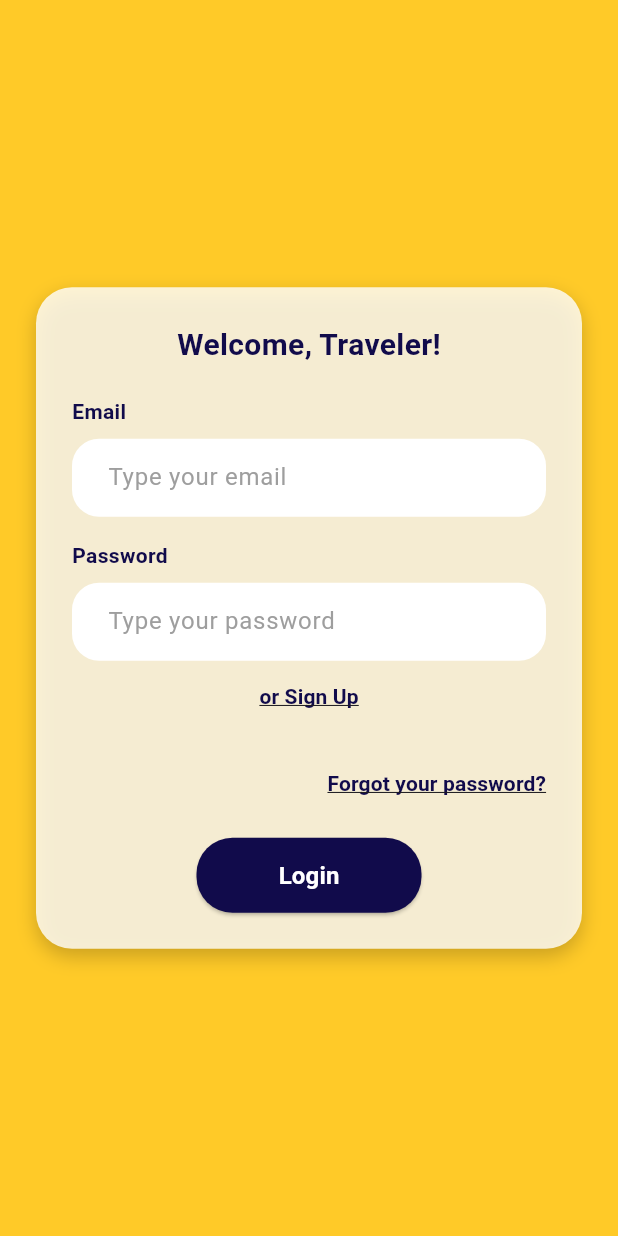
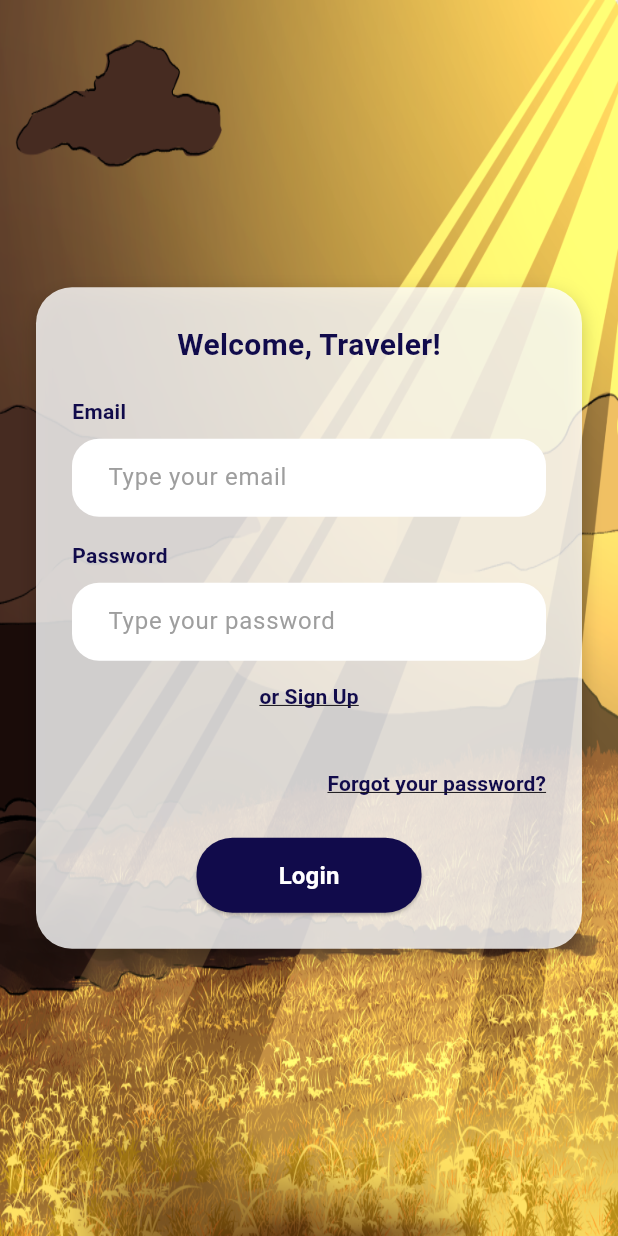
Before and after one commit to UCF-GroupProj/poosd-monorepo, a Flutter app: the screen it shows after launch, on a phone screen of 412 x 824 dp. Run offline on Flutter 3.47's test engine with Material 3 defaults, Android fonts, the phone set to English and light mode, and no system bars; our stand-ins replace carousel_slider; missing offline and left inert: flutter_scroll_shadow.

Commit message:
Maybe images work?

```diff
--- a/apps/mobile/lib/pages/page_login.dart
+++ b/apps/mobile/lib/pages/page_login.dart
@@ -77,17 +77,23 @@ class _LoginPageState extends State<LoginPage> {
   @override
   Widget build(BuildContext context) {
     return Scaffold(
-      backgroundColor: Colors.amber[400],
-      body: Center(
+      body: Stack(
+        children: [
+          // Background image
+          Positioned.fill(
+            child: Image.asset("images/Background(mobile).png", fit: BoxFit.fill),
+          ),
+          // The login form
+          Center(
             child: Container(
               margin: EdgeInsets.symmetric(horizontal: 24),
               padding: EdgeInsets.all(24),
               decoration: BoxDecoration(
-            color: Colors.white.withValues(alpha: .8),
+                color: Colors.white.withOpacity(0.8),
                 borderRadius: BorderRadius.circular(24),
                 boxShadow: [
                   BoxShadow(
-                color: Colors.black.withValues(alpha: .2),
+                    color: Colors.black.withOpacity(0.2),
                     blurRadius: 10,
                     offset: Offset(0, 5),
                   ),
@@ -234,6 +240,8 @@ class _LoginPageState extends State<LoginPage> {
               ),
             ),
           ),
+        ]
+      ),
     );
   }
 }
```
Also changed, not shown: apps/mobile/images/Background(mobile).png (added). Lines whose indentation alone changed are shown as unchanged.
